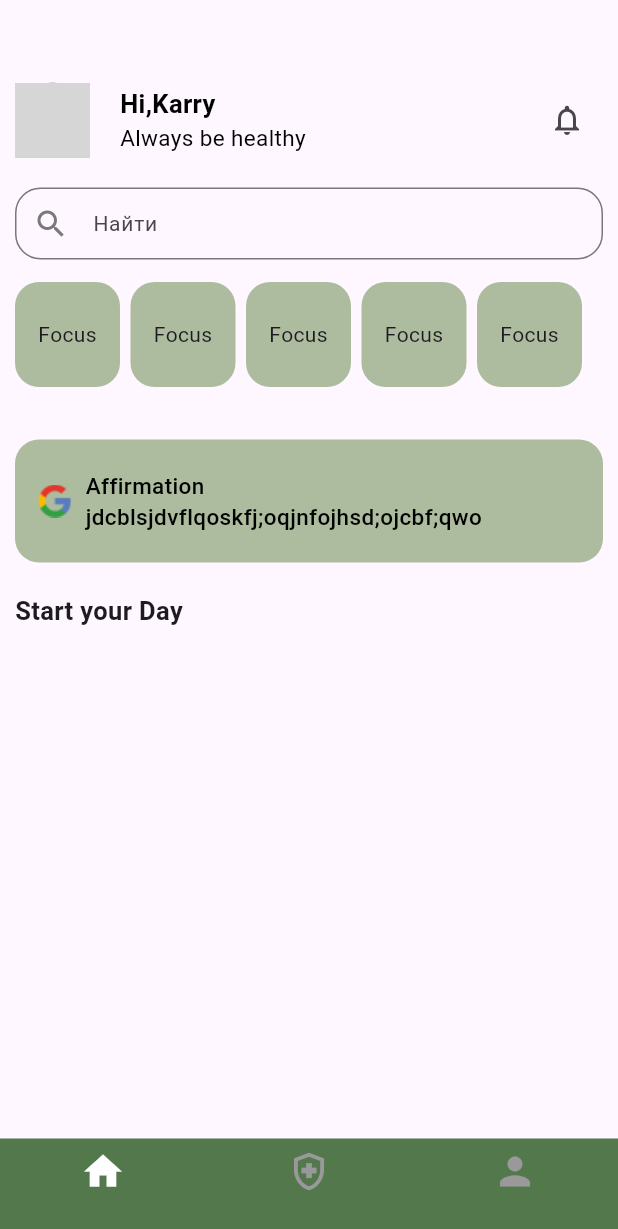
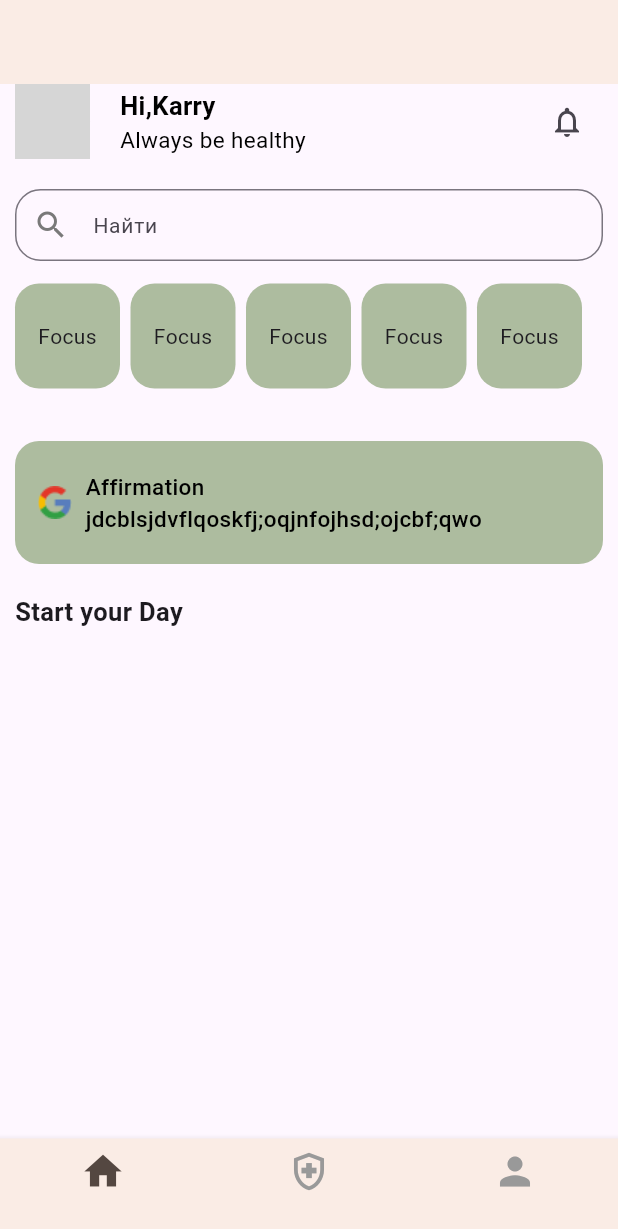
Before and after one commit to eminowam/wellness_mobile, a Flutter app: the BottomNav screen opened directly, on a phone screen of 412 x 824 dp. Shown: the top 1229 px of the screen. Run offline on Flutter 3.47's test engine with Material 3 defaults, Android fonts, the phone set to English and light mode, and no system bars; our stand-ins replace shared_preferences; missing offline and left inert: flutter_verification_code; accounts and stored records are empty; network calls fail; grey boxes are pictures that could not be loaded.

Commit message:
mental_screen changes

```diff
--- a/lib/app/my_app.dart
+++ b/lib/app/my_app.dart
@@ -1,6 +1,8 @@
 import 'package:flutter/material.dart';
 import 'package:shared_preferences/shared_preferences.dart';
 import 'package:wellness_mobile/pages/auth/sign_in.dart';
+
+import '../configs/color.dart';
 
 class MyApp extends StatelessWidget {
   final SharedPreferences preferences;
@@ -14,7 +16,7 @@ class MyApp extends StatelessWidget {
       theme: ThemeData(
         useMaterial3: true,
         colorScheme: ColorScheme.fromSeed(seedColor: Colors.deepPurple)
-            .copyWith(background: Colors.white),
+            .copyWith(background: mainBackColor),
       ),
       home: SignIn(),
     );
--- a/lib/configs/color.dart
+++ b/lib/configs/color.dart
@@ -1,5 +1,8 @@
-import 'package:flutter/material.dart';
+
+import 'dart:ui';
 
 const Color navBackgroundColor = Color(0xff999999);
 
 const Color customButtonColor=Color(0xff53784C);
+
+const Color mainBackColor=Color(0xffFAECE5);
--- a/lib/pages/main_screen/main_screen.dart
+++ b/lib/pages/main_screen/main_screen.dart
@@ -1,4 +1,5 @@
 import 'package:flutter/material.dart';
+import 'package:wellness_mobile/pages/widgets/app_scaffold/app_scaffold.dart';
 import 'package:wellness_mobile/pages/widgets/utils/custom_search.dart';
 
 class HomePage extends StatefulWidget {
@@ -11,14 +12,14 @@ class HomePage extends StatefulWidget {
 class _HomePageState extends State<HomePage> {
   @override
   Widget build(BuildContext context) {
-    return Scaffold(
-        body: Padding(
-      padding: const EdgeInsets.symmetric(horizontal: 10, vertical: 25),
+    return AppScaffold(
+        title: "",
+        child: Padding(
+          padding: const EdgeInsets.symmetric(horizontal: 10, vertical: 0),
           child: SingleChildScrollView(
             child: Column(
               crossAxisAlignment: CrossAxisAlignment.start,
               children: [
-            SizedBox(height: 30),
                 Row(
                   mainAxisAlignment: MainAxisAlignment.spaceBetween,
                   children: [
@@ -130,7 +131,6 @@ class _HomePageState extends State<HomePage> {
                 Text(
                   'Start your Day',
                   style: TextStyle(fontWeight: FontWeight.w600, fontSize: 17),
-
                 )
               ],
             ),
--- a/lib/pages/widgets/app_scaffold/app_scaffold.dart
+++ b/lib/pages/widgets/app_scaffold/app_scaffold.dart
@@ -1,7 +1,9 @@
 import 'package:flutter/material.dart';
 
 class AppScaffold extends StatelessWidget {
-  const AppScaffold({super.key, required this.child});
+  final String title;
+
+  const AppScaffold({super.key, required this.child, required this.title});
 
   final Widget child;
 
@@ -9,9 +11,14 @@ class AppScaffold extends StatelessWidget {
   Widget build(BuildContext context) {
     return Scaffold(
       appBar: AppBar(
-        backgroundColor: Colors.white,
+        backgroundColor: Color(0xffFAECE5),
         elevation: 0,
-        title: Text('Wellness App',style: TextStyle(color: Colors.black),),
+        centerTitle: true,
+        title: Text(
+          title,
+          style: TextStyle(fontWeight: FontWeight.w600, fontSize: 20),
+        ),
+        leading: Container(),
       ),
       body: child,
     );
--- a/lib/pages/widgets/bottom_nav.dart
+++ b/lib/pages/widgets/bottom_nav.dart
@@ -24,8 +24,8 @@ class _BottomNavState extends State<BottomNav> {
     return Scaffold(
       body: screens[currentIndex],
       bottomNavigationBar: BottomNavigationBar(
-        elevation: 0,
-          backgroundColor: customButtonColor,
+        elevation: 4,
+          backgroundColor: Color(0xffFAECE5),
           type: BottomNavigationBarType.fixed,
           currentIndex: currentIndex,
           onTap: (index) {
@@ -42,7 +42,7 @@ class _BottomNavState extends State<BottomNav> {
                 ),
                 activeIcon: Icon(
                   Icons.home,
-                  color: Colors.white,
+                  color: Color(0xff544741),
                   size: 30,
                 ),
                 label: ""),
@@ -54,7 +54,7 @@ class _BottomNavState extends State<BottomNav> {
                 ),
                 activeIcon: Icon(
                   Icons.health_and_safety_outlined,
-                  color: Colors.white,
+                  color: Color(0xff544741),
                   size: 30,
                 ),
                 label: ""),
@@ -66,7 +66,7 @@ class _BottomNavState extends State<BottomNav> {
                 ),
                 activeIcon: Icon(
                   Icons.person,
-                  color: Colors.white,
+                  color: Color(0xff544741),
                   size: 30,
                 ),
                 label: "")
--- a/lib/pages/widgets/utils/custom_button.dart
+++ b/lib/pages/widgets/utils/custom_button.dart
@@ -22,7 +22,7 @@ class CustomButton extends StatelessWidget {
       onPressed: isLoading ? null : onPressed,
       style: ElevatedButton.styleFrom(
         padding: const EdgeInsets.symmetric(horizontal: 0, vertical: 15),
-        backgroundColor: customButtonColor,
+        backgroundColor: Color(0xffA7A666),
         foregroundColor: Colors.white,
         shape: RoundedRectangleBorder(
           borderRadius: BorderRadius.circular(20.0),
--- a/lib/pages/widgets/utils/custom_textfield.dart
+++ b/lib/pages/widgets/utils/custom_textfield.dart
@@ -45,7 +45,7 @@ class CustomTextField extends StatelessWidget {
         decoration: InputDecoration(
           prefixIcon: path,
           filled: true,
-          fillColor: const Color(0xffEAE8EB),
+          fillColor:  Colors.white,
           contentPadding:
           const EdgeInsets.symmetric(horizontal: 20, vertical: 15),
           hintText: title,
--- a/pubspec.yaml
+++ b/pubspec.yaml
@@ -37,6 +37,7 @@ flutter:
   assets:
      - assets/
      - assets/icons/
+     - assets/mental/
 
 
   # fonts:
```
Also changed, not shown: lib/pages/mental/mental_health_screen.dart (+21 -7 lines), lib/pages/profile/profile_screen.dart (+4 -10 lines), lib/pages/widgets/card/meditaton_card.dart (added, +89 -0 lines), assets/mental/yoga.webp (added). Lines whose indentation alone changed are shown as unchanged.
